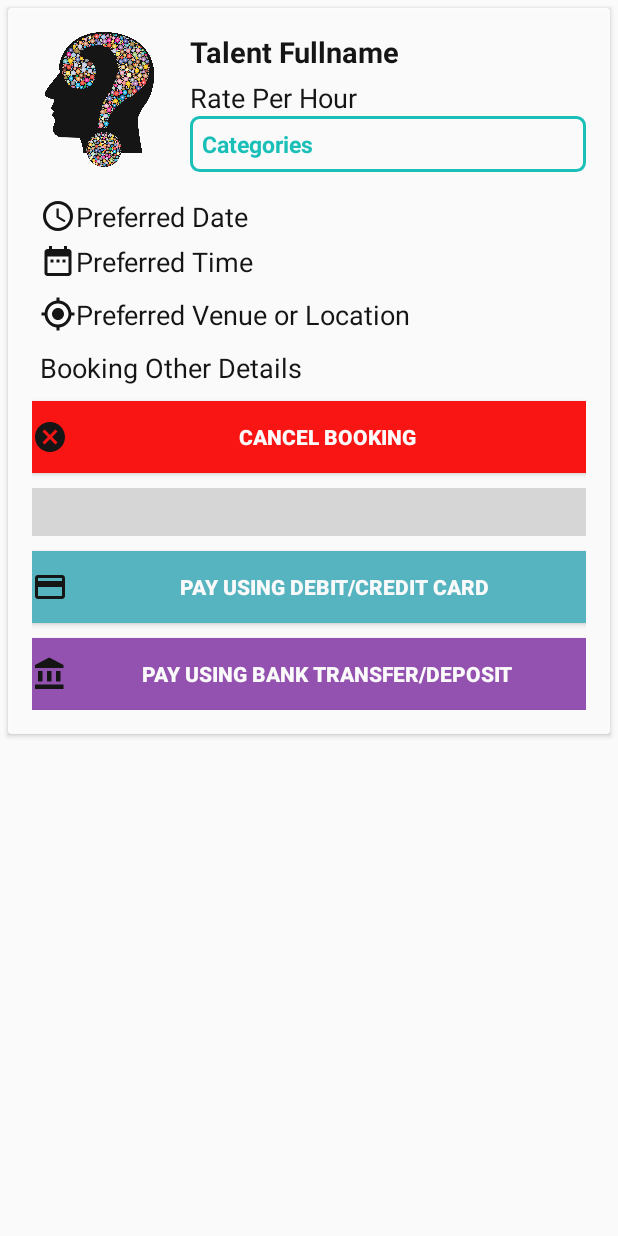
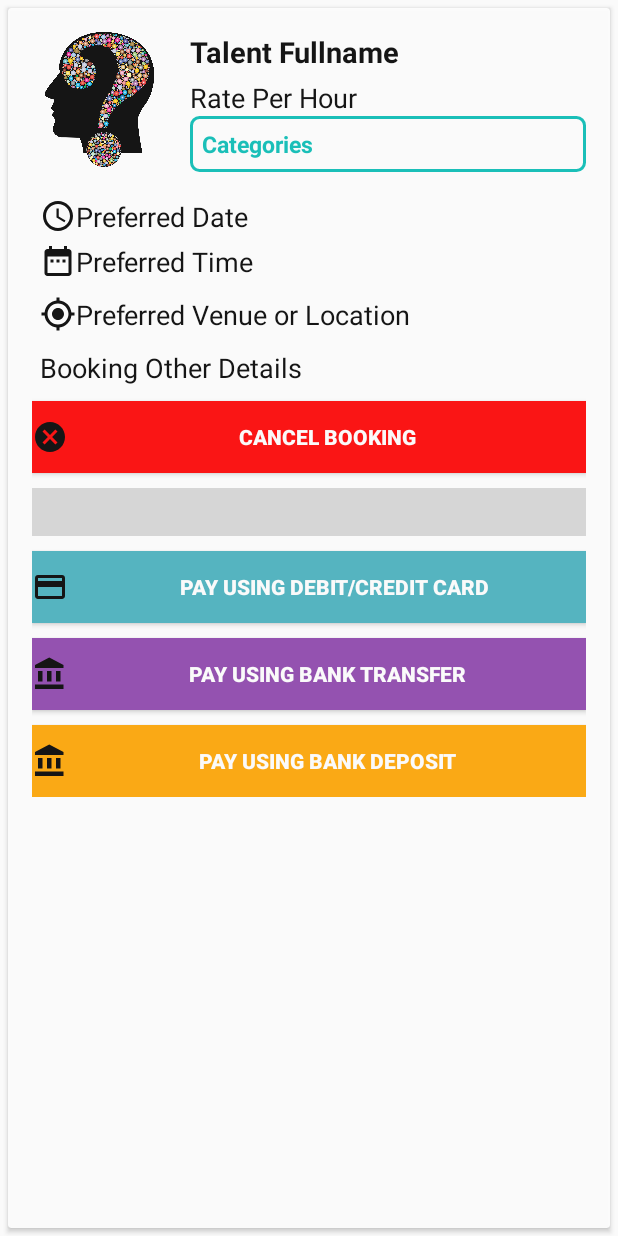
Before and after one commit to trosales22/hire-us-app-mobile, an Android app: the layout checkout_details.xml on its own in the app's theme, with its tools: preview values and no code run, on a phone screen of 412 x 824 dp. Run offline under Robolectric (Android 15) with nearby library versions, the phone set to English and light mode, and no system bars; plain views replace CardMultilineWidget; Roboto replaces fonts that are not available here; grey boxes are pictures that could not be loaded.

Commit message:
Fixed not adding/saving to temp booking list. Add pay via bank transfer & bank deposit button. Code refactor.

```diff
--- a/app/src/main/AndroidManifest.xml
+++ b/app/src/main/AndroidManifest.xml
@@ -43,7 +43,7 @@
             android:label="@string/title_activity_checkout"
             android:screenOrientation="portrait" />
         <activity
-            android:name=".activities.SetBookingDateAndTimeActivity"
+            android:name=".activities.SetBookingDetailsActivity"
             android:configChanges="keyboardHidden|orientation|screenSize"
             android:label="@string/title_activity_booking_date_and_time"
             android:screenOrientation="portrait" />
--- a/app/src/main/java/com/trosales/hireusapp/activities/TalentModelProfileActivity.java
+++ b/app/src/main/java/com/trosales/hireusapp/activities/TalentModelProfileActivity.java
@@ -134,7 +134,7 @@ public class TalentModelProfileActivity extends AppCompatActivity implements Bas
         talentGallerySlider.addOnPageChangeListener(this);
 
         btnAddToBookingList.setOnClickListener(v -> {
-            Intent intent = new Intent(this, SetBookingDateAndTimeActivity.class);
+            Intent intent = new Intent(this, SetBookingDetailsActivity.class);
             Bundle bundle = new Bundle();
             bundle.putString("talent_fullname", talentFullname);
             bundle.putString("talent_profile_pic", talentProfilePic);
--- a/app/src/main/java/com/trosales/hireusapp/classes/constants/EndPoints.java
+++ b/app/src/main/java/com/trosales/hireusapp/classes/constants/EndPoints.java
@@ -1,8 +1,8 @@
 package com.trosales.hireusapp.classes.constants;
 
 public class EndPoints {
-    //dev (just changed the ip address)
-    private static final String BASE_URL = "http://192.168.1.12/hire-us/";
+    //dev (just change the ip address)
+    private static final String BASE_URL = "http://192.168.1.10/hire-us/";
 
     //production
     //private static final String BASE_URL = "https://hireusph.com/";
--- a/app/src/main/java/com/trosales/hireusapp/classes/constants/Tags.java
+++ b/app/src/main/java/com/trosales/hireusapp/classes/constants/Tags.java
@@ -5,7 +5,7 @@ public class Tags {
     public static final String MAIN_ACTIVITY = "MainActivity";
     public static final String TALENT_DETAILS_ACTIVITY = "TalentDetailsActivity";
     public static final String UNAVAILABLE_DATES_FRAGMENT = "UnavailableDatesFragment";
-    public static final String SET_BOOKING_DATE_AND_TIME_ACTIVITY = "SetBookingDateAndTimeActivity";
+    public static final String SET_BOOKING_DATE_AND_TIME_ACTIVITY = "SetBookingDetailsActivity";
     public static final String BOOKING_LIST_ACTIVITY = "BookingListActivity";
     public static final String FILTERING_ACTIVITY = "FilteringActivity";
     public static final String CHECKOUT_ACTIVITY = "CheckoutActivity";
--- a/app/src/main/res/layout/activity_set_booking_date_and_time.xml
+++ b/app/src/main/res/layout/activity_set_booking_details.xml
@@ -5,7 +5,7 @@
     android:layout_width="match_parent"
     android:layout_height="match_parent"
     xmlns:app="http://schemas.android.com/apk/res-auto"
-    tools:context=".activities.SetBookingDateAndTimeActivity">
+    tools:context=".activities.SetBookingDetailsActivity">
 
     <RelativeLayout
         android:layout_width="match_parent"
--- a/app/src/main/res/layout/checkout_details.xml
+++ b/app/src/main/res/layout/checkout_details.xml
@@ -4,7 +4,7 @@
     xmlns:app="http://schemas.android.com/apk/res-auto"
     android:orientation="vertical"
     android:layout_width="match_parent"
-    android:layout_height="wrap_content">
+    android:layout_height="match_parent">
 
     <androidx.cardview.widget.CardView
         android:id="@+id/cardView_bookings"
@@ -17,6 +17,10 @@
         android:focusable="true"
         android:alpha="0.9"
         card_view:cardCornerRadius="4dp">
+
+        <ScrollView
+            android:layout_width="match_parent"
+            android:layout_height="match_parent">
 
             <RelativeLayout
                 android:id="@+id/relativeLayoutTalentDetails"
@@ -172,7 +176,7 @@
                     card_view:ignore="HardcodedText" />
 
                 <androidx.appcompat.widget.AppCompatButton
-                android:id="@+id/btnPayUsingBankTransferOrDeposit"
+                    android:id="@+id/btnPayUsingBankTransfer"
                     android:layout_width="match_parent"
                     android:layout_height="wrap_content"
                     android:layout_below="@+id/btnPayUsingDebitOrCreditCard"
@@ -181,11 +185,26 @@
                     android:background="@color/dark_moderate_violet"
                     android:textColor="@color/white"
                     android:textStyle="bold"
-                android:text="Pay using Bank Transfer/Deposit"
+                    android:text="Pay using Bank Transfer"
+                    card_view:ignore="HardcodedText" />
+
+                <androidx.appcompat.widget.AppCompatButton
+                    android:id="@+id/btnPayUsingBankDeposit"
+                    android:layout_width="match_parent"
+                    android:layout_height="wrap_content"
+                    android:layout_below="@+id/btnPayUsingBankTransfer"
+                    android:drawableStart="@drawable/ic_account_balance_black"
+                    android:layout_marginTop="10dp"
+                    android:background="@color/orange"
+                    android:textColor="@color/white"
+                    android:textStyle="bold"
+                    android:text="Pay using Bank Deposit"
                     card_view:ignore="HardcodedText" />
 
             </RelativeLayout>
 
+        </ScrollView>
+
     </androidx.cardview.widget.CardView>
 
 </LinearLayout>
```
Also changed, not shown: app/src/main/java/com/trosales/hireusapp/activities/CheckoutActivity.java (+29 -5 lines), app/src/main/java/com/trosales/hireusapp/activities/SetBookingDetailsActivity.java (renamed from app/src/main/java/com/trosales/hireusapp/activities/SetBookingDateAndTimeActivity.java, +4 -4 lines). Lines whose indentation alone changed are shown as unchanged.
